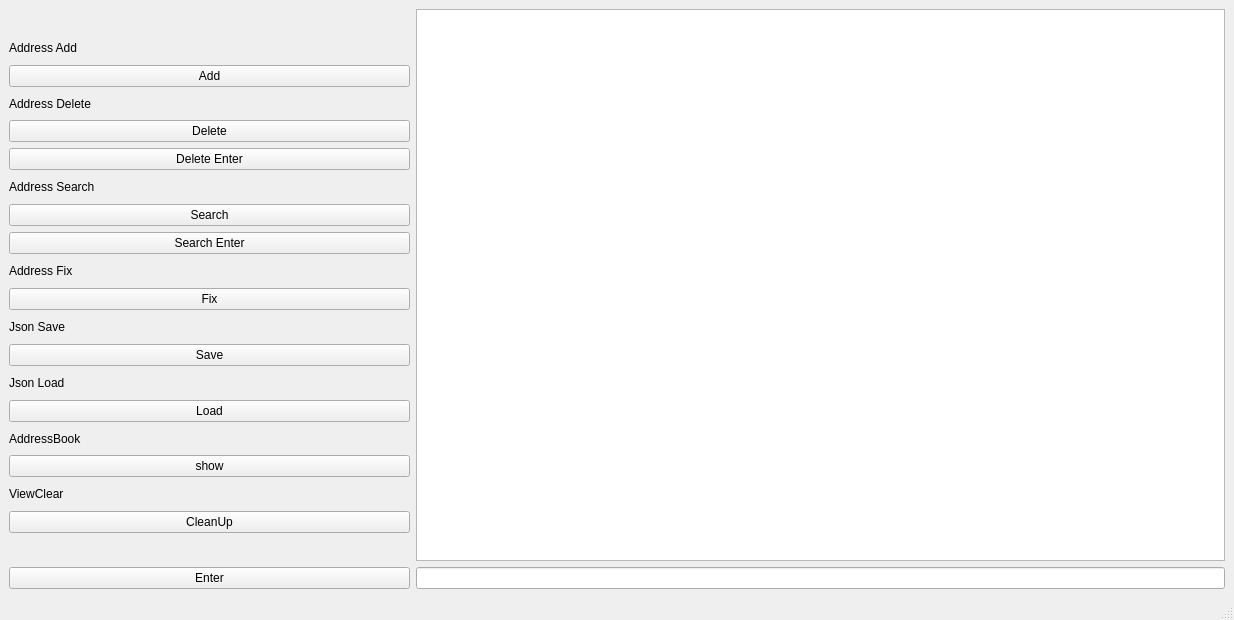
Qt form mainwindow.ui (minseokkim27/2mygit) before a commit.
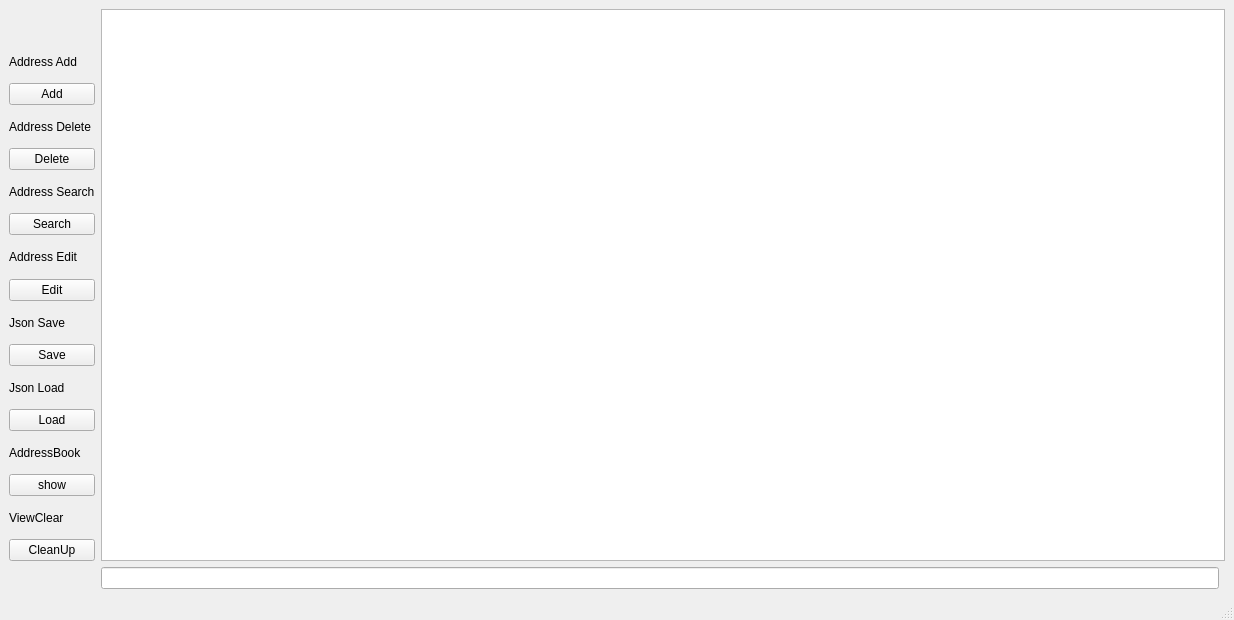
The same form after that commit.

Commit message: fix, add ui 수정/ fix->edit기능 추가

```diff
--- a/mainwindow.ui
+++ b/mainwindow.ui
@@ -17,124 +17,97 @@
    <layout class="QVBoxLayout" name="verticalLayout">
     <item>
      <layout class="QGridLayout" name="gridLayout">
-      <item row="0" column="1" rowspan="20" colspan="2">
-       <widget class="QTextEdit" name="textEdit_mainWindow"/>
-      </item>
-      <item row="11" column="0">
-       <widget class="QLabel" name="label_Json_save">
+      <item row="7" column="0">
+       <widget class="QLabel" name="label_Address_Fix">
         <property name="text">
-         <string>Json Save</string>
+         <string>Address Edit</string>
         </property>
        </widget>
       </item>
-      <item row="8" column="0">
-       <widget class="QPushButton" name="pushButton_Search_Enter">
-        <property name="text">
-         <string>Search Enter</string>
-        </property>
-       </widget>
-      </item>
-      <item row="2" column="0">
-       <widget class="QPushButton" name="pushButton_Add">
-        <property name="text">
-         <string>Add</string>
-        </property>
-       </widget>
-      </item>
-      <item row="6" column="0">
-       <widget class="QLabel" name="label_Address_ser">
-        <property name="text">
-         <string>Address Search</string>
-        </property>
-       </widget>
-      </item>
-      <item row="15" column="0">
+      <item row="13" column="0">
        <widget class="QLabel" name="label_AddressBook">
         <property name="text">
          <string>AddressBook</string>
         </property>
        </widget>
       </item>
+      <item row="15" column="0">
+       <widget class="QLabel" name="label_ViewClear">
+        <property name="text">
+         <string>ViewClear</string>
+        </property>
+       </widget>
+      </item>
       <item row="10" column="0">
-       <widget class="QPushButton" name="pushButton_Fix">
-        <property name="text">
-         <string>Fix</string>
-        </property>
-       </widget>
-      </item>
-      <item row="32" column="1" colspan="2">
-       <widget class="QLineEdit" name="lineEdit"/>
-      </item>
-      <item row="1" column="0">
-       <widget class="QLabel" name="label_Address_Add">
-        <property name="text">
-         <string>Address Add</string>
-        </property>
-       </widget>
-      </item>
-      <item row="12" column="0">
        <widget class="QPushButton" name="pushButton_Save">
         <property name="text">
          <string>Save</string>
         </property>
        </widget>
       </item>
-      <item row="16" column="0">
-       <widget class="QPushButton" name="pushButton_show">
-        <property name="text">
-         <string>show</string>
-        </property>
-       </widget>
-      </item>
-      <item row="5" column="0">
-       <widget class="QPushButton" name="pushButton_Delete_Enter">
-        <property name="text">
-         <string>Delete Enter</string>
-        </property>
-       </widget>
-      </item>
-      <item row="9" column="0">
-       <widget class="QLabel" name="label_Address_Fix">
-        <property name="text">
-         <string>Address Fix</string>
-        </property>
-       </widget>
-      </item>
-      <item row="32" column="0">
-       <widget class="QPushButton" name="pushButton_enter">
-        <property name="text">
-         <string>Enter</string>
-        </property>
-       </widget>
-      </item>
-      <item row="17" column="0">
-       <widget class="QLabel" name="label_ViewClear">
-        <property name="text">
-         <string>ViewClear</string>
-        </property>
-       </widget>
-      </item>
-      <item row="13" column="0">
+      <item row="11" column="0">
        <widget class="QLabel" name="label_Json">
         <property name="text">
          <string>Json Load</string>
         </property>
        </widget>
       </item>
-      <item row="3" column="0">
-       <widget class="QLabel" name="label_Address_Del">
+      <item row="2" column="0">
+       <widget class="QPushButton" name="pushButton_Add">
         <property name="text">
-         <string>Address Delete</string>
+         <string>Add</string>
         </property>
        </widget>
       </item>
-      <item row="18" column="0">
+      <item row="16" column="0">
        <widget class="QPushButton" name="pushButton_CleanUp">
         <property name="text">
          <string>CleanUp</string>
         </property>
        </widget>
       </item>
+      <item row="9" column="0">
+       <widget class="QLabel" name="label_Json_save">
+        <property name="text">
+         <string>Json Save</string>
+        </property>
+       </widget>
+      </item>
+      <item row="8" column="0">
+       <widget class="QPushButton" name="pushButton_Fix">
+        <property name="text">
+         <string>Edit</string>
+        </property>
+       </widget>
+      </item>
+      <item row="5" column="0">
+       <widget class="QLabel" name="label_Address_ser">
+        <property name="text">
+         <string>Address Search</string>
+        </property>
+       </widget>
+      </item>
+      <item row="12" column="0">
+       <widget class="QPushButton" name="pushButton_Load">
+        <property name="text">
+         <string>Load</string>
+        </property>
+       </widget>
+      </item>
+      <item row="1" column="0">
+       <widget class="QLabel" name="label_Address_Add">
+        <property name="text">
+         <string>Address Add</string>
+        </property>
+       </widget>
+      </item>
+      <item row="6" column="0">
+       <widget class="QPushButton" name="pushButton_Search">
+        <property name="text">
+         <string>Search</string>
+        </property>
+       </widget>
+      </item>
       <item row="4" column="0">
        <widget class="QPushButton" name="pushButton_Delete">
         <property name="text">
@@ -142,20 +115,26 @@
         </property>
        </widget>
       </item>
-      <item row="7" column="0">
-       <widget class="QPushButton" name="pushButton_Search">
+      <item row="3" column="0">
+       <widget class="QLabel" name="label_Address_Del">
         <property name="text">
-         <string>Search</string>
+         <string>Address Delete</string>
         </property>
        </widget>
       </item>
       <item row="14" column="0">
-       <widget class="QPushButton" name="pushButton_Load">
+       <widget class="QPushButton" name="pushButton_show">
         <property name="text">
-         <string>Load</string>
+         <string>show</string>
         </property>
        </widget>
       </item>
+      <item row="19" column="1">
+       <widget class="QLineEdit" name="lineEdit"/>
+      </item>
+      <item row="0" column="1" rowspan="17" colspan="2">
+       <widget class="QTextEdit" name="textEdit_mainWindow"/>
+      </item>
      </layout>
     </item>
    </layout>
```
The commit also changes 9 other files.
